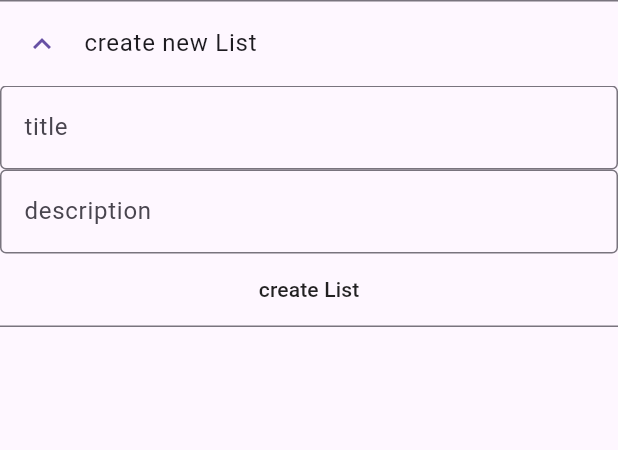
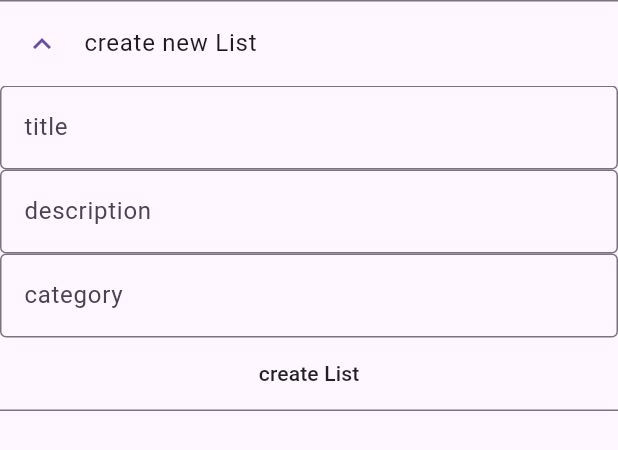
Before and after one commit to dontknow96/todo-app, a Flutter app: the CreateListWidget widget shown alone on an empty page, opened directly with empty values, after a tap on "create new List", on a phone screen of 412 x 824 dp. Shown: the top 450 px of the screen. Run offline on Flutter 3.47's test engine with Material 3 defaults, Android fonts, the phone set to English and light mode, and no system bars; our stand-ins replace flutter_bloc, flutter_secure_storage, freezed_annotation, get_it, go_router, shared_preferences; accounts and stored records are empty; network calls fail.

Commit message:
added categorys

```diff
--- a/todo_app/apps/desktop/lib/views/list.dart
+++ b/todo_app/apps/desktop/lib/views/list.dart
@@ -34,7 +34,8 @@ class TodoListView extends StatelessWidget {
                 ownerid: -1,
                 ownerusername: "",
                 title: "",
-                description: ""),
+                description: "",
+                category: ''),
             items: {},
             permissions: {},
           ),
@@ -81,8 +82,8 @@ class TodoListView extends StatelessWidget {
                         : null,
                     iconData: isOwner ? Icons.delete_forever : null,
                     additionalContent: [
-                      if(isOwner)
-                      PermissionsElement(
+                      if (isOwner)
+                        PermissionsElement(
                           listId: listId,
                           permissions: state.permissions.values,
                         )
--- a/todo_app/apps/desktop/lib/widgets/create_list_widget.dart
+++ b/todo_app/apps/desktop/lib/widgets/create_list_widget.dart
@@ -11,6 +11,7 @@ class CreateListWidget extends StatelessWidget {
   Widget build(BuildContext context) {
     final titleController = TextEditingController();
     final descriptionController = TextEditingController();
+    final categoryController = TextEditingController();
 
     return ExpansionTile(
       controlAffinity: ListTileControlAffinity.leading,
@@ -30,10 +31,18 @@ class CreateListWidget extends StatelessWidget {
             hintText: 'description',
           ),
         ),
+        TextField(
+          controller: categoryController,
+          decoration: const InputDecoration(
+            border: OutlineInputBorder(),
+            hintText: 'category',
+          ),
+        ),
         MaterialButton(
           onPressed: () async => listOverviewBloc.add(
               ListOverviewBlocEvent.createList(titleController.value.text,
-                  descriptionController.value.text)),
+                  descriptionController.value.text,
+                  categoryController.value.text,)),
           child: const Text("create List"),
         ),
       ],
--- a/todo_app/apps/desktop/lib/widgets/list_element.dart
+++ b/todo_app/apps/desktop/lib/widgets/list_element.dart
@@ -33,7 +33,8 @@ class ListElement extends StatelessWidget {
         ],
       ),
       children: <Widget>[
-        ListTile(title: Text('Owner ${list.ownerusername}')),
+        ListTile(title: Text('Owner: ${list.ownerusername}')),
+        ListTile(title: Text('Category: ${list.category}')),
         ListTile(title: Text(list.description)),
         for (final widget in additionalContent) widget,
       ],
--- a/todo_app/packages/todo/lib/bloc/list_overview/list_overview_bloc.dart
+++ b/todo_app/packages/todo/lib/bloc/list_overview/list_overview_bloc.dart
@@ -1,12 +1,14 @@
 import 'package:flutter_bloc/flutter_bloc.dart';
 import 'package:todo/bloc/list_overview/list_overview_bloc_event.dart';
 import 'package:todo/bloc/list_overview/list_overview_bloc_state.dart';
+import 'package:todo/model/list_model.dart';
 import 'package:todo/repository/list_repository.dart';
 
 class ListOverviewBloc
     extends Bloc<ListOverviewBlocEvent, ListOverviewBlocState> {
   ListOverviewBloc(super.initialState, this.listRepository) {
     on<Refresh>(_refresh);
+    on<SelectCategory>(_slectCategory);
 
     on<CreateList>(_createList);
 
@@ -18,19 +20,54 @@ class ListOverviewBloc
   Future<void> _refresh(
       Refresh event, Emitter<ListOverviewBlocState> emit) async {
     emit(state.copyWith(state: ListOverviewState.loading));
-    emit(state.copyWith(lists: (await listRepository.getAllLists()).$1, state: ListOverviewState.none));
+    final allLists = (await listRepository.getAllLists()).$1;
+
+    final categorys = <String>[];
+
+    for (var list in allLists) {
+      if (!categorys.contains(list.category)) {
+        categorys.add(list.category);
+      }
+    }
+
+    emit(state.copyWith(
+        categorys: categorys,
+        slectedCategory: "",
+        lists: allLists,
+        visibleLists: allLists,
+        state: ListOverviewState.none));
   }
 
   Future<void> _createList(
       CreateList event, Emitter<ListOverviewBlocState> emit) async {
     emit(state.copyWith(state: ListOverviewState.loading));
-    final response =
-    await listRepository.insertList(event.title, event.description);
+    final response = await listRepository.insertList(
+        event.title, event.description, event.category);
 
     if (response == ApiResponse.success) {
       emit(state.copyWith(state: ListOverviewState.none));
       add(const ListOverviewBlocEvent.refresh());
       return;
     }
+    emit(state.copyWith(state: ListOverviewState.none));
+  }
+
+  Future<void> _slectCategory(
+      SelectCategory event, Emitter<ListOverviewBlocState> emit) async {
+    if (event.category == "") {
+      emit(state.copyWith(
+          visibleLists: state.lists, slectedCategory: event.category));
+      return;
+    }
+
+    final visible = <ListModel>[];
+
+    for (var list in state.lists) {
+      if (list.category == event.category) {
+        visible.add(list);
+      }
+    }
+    emit(
+        state.copyWith(visibleLists: visible, slectedCategory: event.category));
   }
 }
--- a/todo_app/packages/todo/lib/bloc/list_overview/list_overview_bloc_event.dart
+++ b/todo_app/packages/todo/lib/bloc/list_overview/list_overview_bloc_event.dart
@@ -5,5 +5,6 @@ part 'list_overview_bloc_event.freezed.dart';
 @freezed
 class ListOverviewBlocEvent with _$ListOverviewBlocEvent{
   const factory ListOverviewBlocEvent.refresh() = Refresh;
-  const factory ListOverviewBlocEvent.createList(String title, String description) = CreateList;
+  const factory ListOverviewBlocEvent.createList(String title, String description, String category) = CreateList;
+  const factory ListOverviewBlocEvent.selectCategory(String category) = SelectCategory;
 }
--- a/todo_app/packages/todo/lib/bloc/list_overview/list_overview_bloc_state.dart
+++ b/todo_app/packages/todo/lib/bloc/list_overview/list_overview_bloc_state.dart
@@ -10,7 +10,10 @@ enum ListOverviewState { none, loading}
 @freezed
 class ListOverviewBlocState with _$ListOverviewBlocState {
   const factory ListOverviewBlocState({
+    required Iterable<String> categorys,
+    required String slectedCategory,
     required ListOverviewState state,
+    required Iterable<ListModel> visibleLists,
     required Iterable<ListModel> lists,
   }) = _ListOverviewBlocState;
 }
--- a/todo_app/packages/todo/lib/model/list_model.dart
+++ b/todo_app/packages/todo/lib/model/list_model.dart
@@ -12,6 +12,7 @@ class ListModel with _$ListModel{
     required String ownerusername,
     required String title,
     required String description,
+    required String category,
   }) = _ListModel;
 
   factory ListModel.fromJson(Map<String, dynamic> json) => _$ListModelFromJson(json);
--- a/todo_app/packages/todo/lib/repository/list_repository.dart
+++ b/todo_app/packages/todo/lib/repository/list_repository.dart
@@ -14,8 +14,8 @@ abstract class ListRepository {
       (
         (
           ListModel list,
-        Map<int, (ItemModel item, Map<int, CommentModel> comments)> items,
-  Map<int, PermissionModel> permissions
+          Map<int, (ItemModel item, Map<int, CommentModel> comments)> items,
+          Map<int, PermissionModel> permissions
         )? list,
         ApiResponse response
       )> getList(int id);
@@ -25,12 +25,14 @@ abstract class ListRepository {
   Future<ApiResponse> insertList(
     String title,
     String description,
+    String category,
   );
 
   Future<ApiResponse> editList(
     int id,
     String title,
     String description,
+    String category,
   );
 
   //item endpoints
```
Also changed, not shown: todo_app/apps/desktop/lib/views/dashboard.dart (+36 -9 lines), todo_app/packages/todo/lib/repository/list_repository_rest.dart (+23 -13 lines), todo_app/packages/todo/lib/bloc/list_overview/list_overview_bloc_event.freezed.dart, todo_app/packages/todo/lib/bloc/list_overview/list_overview_bloc_state.freezed.dart, todo_app/packages/todo/lib/model/list_model.freezed.dart, todo_app/packages/todo/lib/model/list_model.g.dart, 4 other files.
